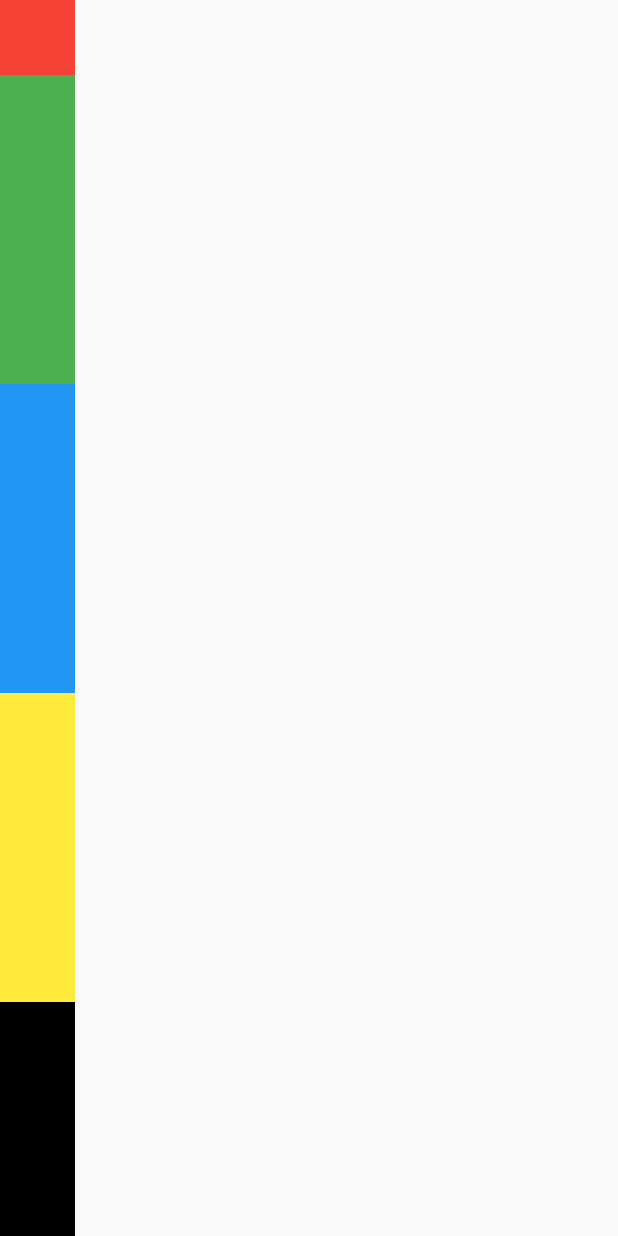
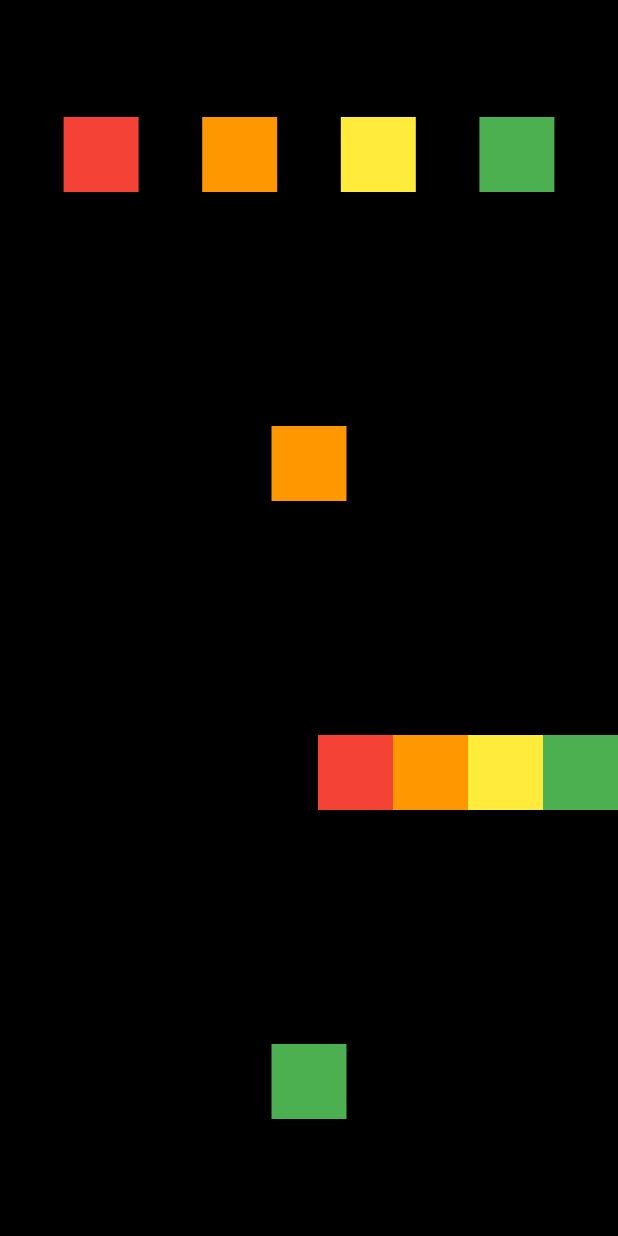
Before and after one commit to brightlyiron/splash_screen, a Flutter app: the screen it shows after launch, on a phone screen of 412 x 824 dp. Run offline on Flutter 3.47's test engine with Material 2 defaults, Android fonts, the phone set to English and light mode, and no system bars.

Commit message:
:hammer:Add(RowColumnExample) 문제풀이ㅋㅋ

```diff
--- a/lib/main.dart
+++ b/lib/main.dart
@@ -1,11 +1,11 @@
 import 'package:flutter/material.dart';
-import 'package:splash_screen/screen/home_screen.dart';
+import 'package:splash_screen/screen/column_example_screen.dart';
 
 void main() {
   runApp(
     MaterialApp(
       debugShowCheckedModeBanner: false,
-      home: HomeScreen(),
+      home: ColumnExampleScreen(),
     ),
   );
 }
--- /dev/null
+++ b/lib/screen/column_example_screen.dart
@@ -0,0 +1,100 @@
+import 'package:flutter/material.dart';
+
+class ColumnExampleScreen extends StatelessWidget {
+  const ColumnExampleScreen({Key? key}) : super(key: key);
+
+  @override
+  Widget build(BuildContext context) {
+    return Scaffold(
+      body: SafeArea(
+        bottom: false,
+        child: Container(
+          color: Colors.black,
+          child: Column(
+            mainAxisAlignment: MainAxisAlignment.spaceEvenly,
+            children: [
+              Expanded(
+                child: Row(
+                  mainAxisAlignment: MainAxisAlignment.spaceEvenly,
+                  children: [
+                    Container(
+                      color: Colors.red,
+                      width: 50.0,
+                      height: 50.0,
+                    ),
+                    Container(
+                      color: Colors.orange,
+                      width: 50.0,
+                      height: 50.0,
+                    ),
+                    Container(
+                      color: Colors.yellow,
+                      width: 50.0,
+                      height: 50.0,
+                    ),
+                    Container(
+                      color: Colors.green,
+                      width: 50.0,
+                      height: 50.0,
+                    )
+                  ],
+                ),
+              ),
+              Expanded(
+                child: Row(
+                  mainAxisAlignment: MainAxisAlignment.center,
+                  children: [
+                    Container(
+                      color: Colors.orange,
+                      width: 50.0,
+                      height: 50.0,
+                    )
+                  ],
+                ),
+              ),
+              Expanded(
+                child: Row(
+                  mainAxisAlignment: MainAxisAlignment.end,
+                  children: [
+                    Container(
+                      color: Colors.red,
+                      width: 50.0,
+                      height: 50.0,
+                    ),
+                    Container(
+                      color: Colors.orange,
+                      width: 50.0,
+                      height: 50.0,
+                    ),
+                    Container(
+                      color: Colors.yellow,
+                      width: 50.0,
+                      height: 50.0,
+                    ),
+                    Container(
+                      color: Colors.green,
+                      width: 50.0,
+                      height: 50.0,
+                    )
+                  ],
+                ),
+              ),
+              Expanded(
+                child: Row(
+                  mainAxisAlignment: MainAxisAlignment.center,
+                  children: [
+                    Container(
+                      color: Colors.green,
+                      width: 50.0,
+                      height: 50.0,
+                    )
+                  ],
+                ),
+              )
+            ],
+          ),
+        ),
+      ),
+    );
+  }
+}
```
